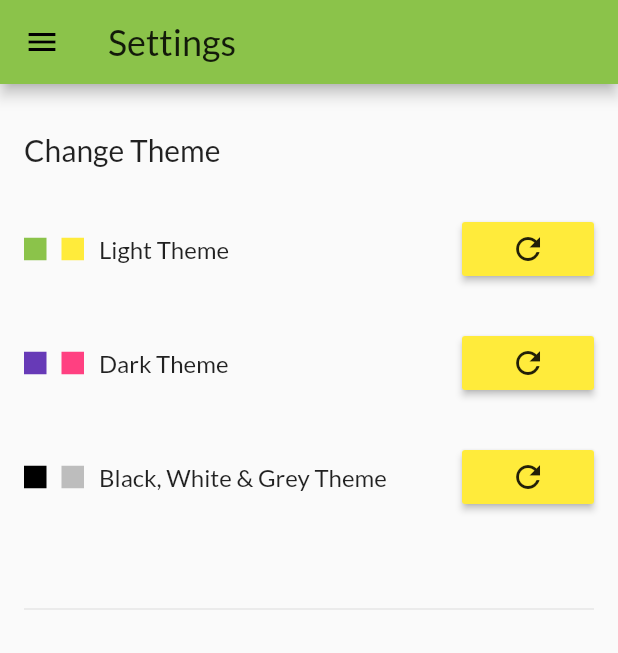
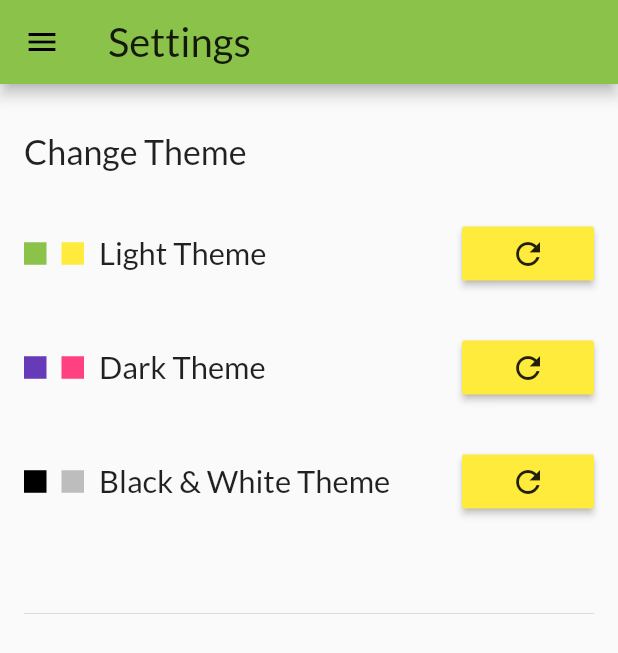
Before and after one commit to Pandaliha/flutter_app, a Flutter app: the Settings screen opened by its route, on a phone screen of 412 x 824 dp. Shown: the top 653 px of the screen. Run offline on Flutter 3.47's test engine with Material 2 defaults, Android fonts, the phone set to English and light mode, and no system bars; network calls fail.

```diff
--- a/lib/pages/settings/settings.dart
+++ b/lib/pages/settings/settings.dart
@@ -18,10 +18,17 @@ class _SettingsState extends State<Settings> {
 
   @override
   Widget build(BuildContext context) {
+    double height = MediaQuery.of(context).size.height;
+    double width = MediaQuery.of(context).size.width;
+
     return Scaffold(
       appBar: AppBar(
         backgroundColor: Theme.of(context).primaryColor,
-        title: Text(pageTitle, style: Theme.of(context).textTheme.headline5),
+        title: Text(pageTitle,
+          style: TextStyle(
+            fontSize: width * 0.065,
+          ),
+        ),
       ),
       drawer: Menu(),
       body: Column(
@@ -36,7 +43,10 @@ class _SettingsState extends State<Settings> {
                   Padding(
                     padding: const EdgeInsets.symmetric(vertical: 16.0),
                     child: Text('Change Theme',
-                      style: Theme.of(context).textTheme.headline6),
+                      style: TextStyle(
+                        fontSize: width * 0.055,
+                      ),
+                    ),
                   ),
                   Padding(
                     padding: const EdgeInsets.symmetric(vertical: 14.0),
@@ -62,7 +72,10 @@ class _SettingsState extends State<Settings> {
                               ),
                             ),
                             Text('Light Theme',
-                                style: Theme.of(context).textTheme.subtitle1),
+                              style: TextStyle(
+                                fontSize: width * 0.05,
+                              ),
+                            ),
                           ],
                         ),
                         RaisedButton(
@@ -98,7 +111,10 @@ class _SettingsState extends State<Settings> {
                               ),
                             ),
                             Text('Dark Theme',
-                                style: Theme.of(context).textTheme.subtitle1),
+                              style: TextStyle(
+                                fontSize: width * 0.05,
+                              ),
+                            ),
                           ],
                         ),
                         RaisedButton(
@@ -133,8 +149,11 @@ class _SettingsState extends State<Settings> {
                                 height: 15,
                               ),
                             ),
-                            Text('Black, White & Grey Theme',
-                                style: Theme.of(context).textTheme.subtitle1),
+                            Text('Black & White Theme',
+                              style: TextStyle(
+                                fontSize: width * 0.05,
+                              ),
+                            ),
                           ],
                         ),
                         RaisedButton(
```
Also changed, not shown: lib/pages/home/homepage.dart (+21 -12 lines).
